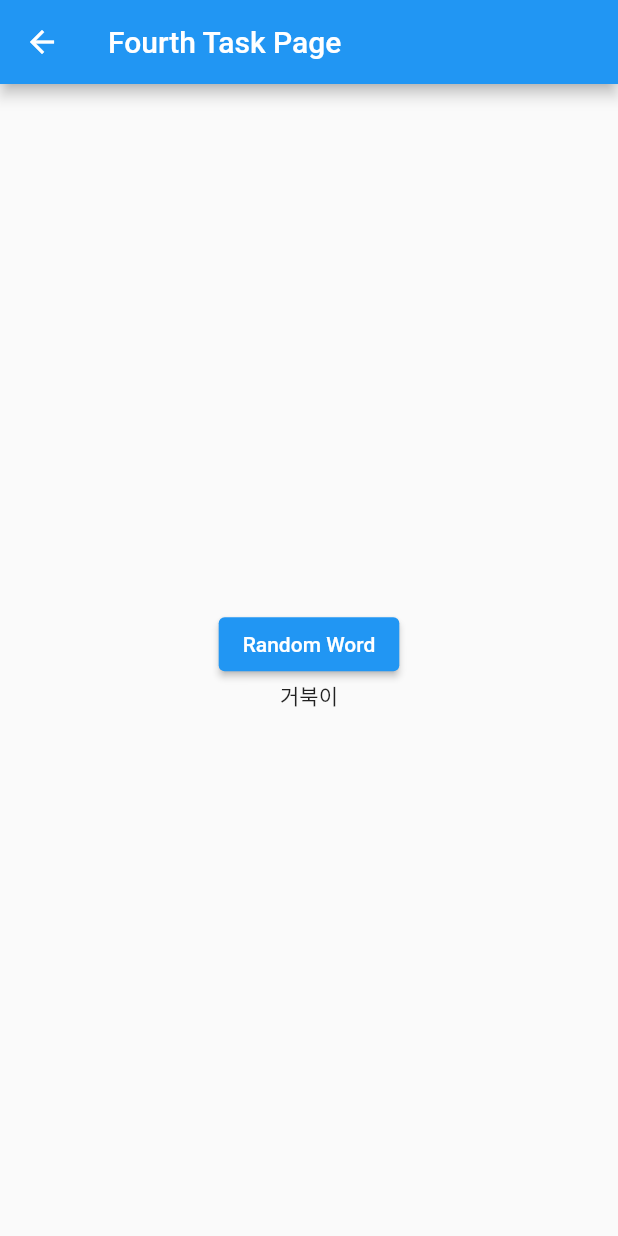
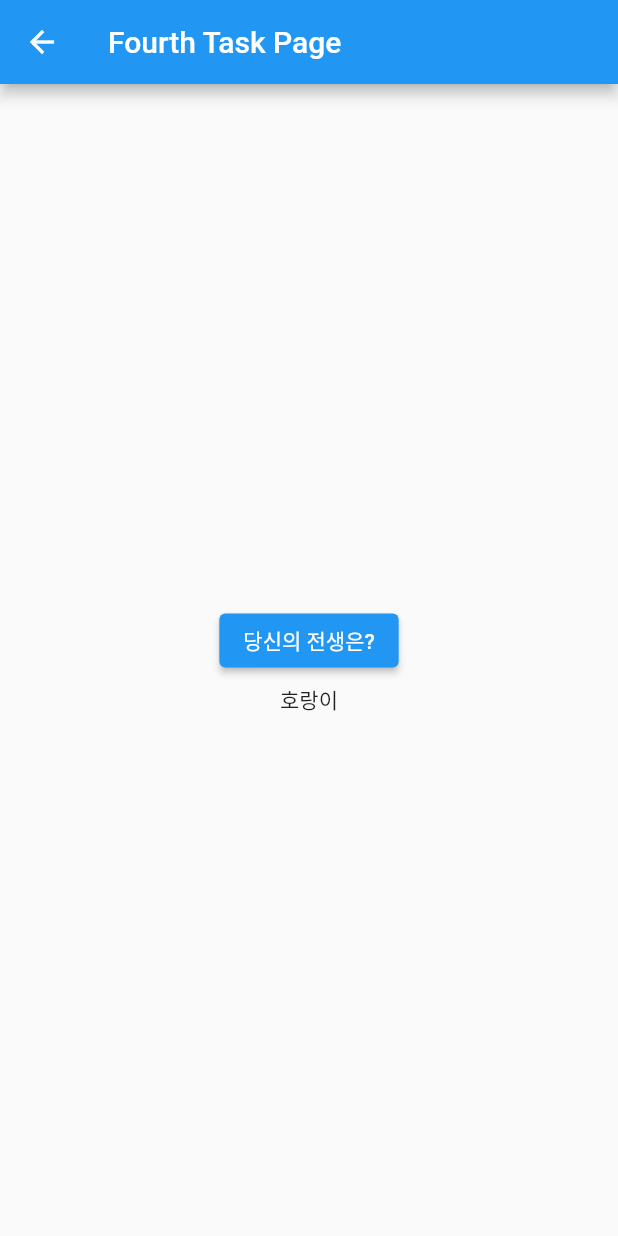
Before and after one commit to wyongjae/late_counter_prac, a Flutter app: the screen it shows after launch, after a tap on "Go to Fourth Task Page", on a phone screen of 412 x 824 dp. Run offline on Flutter 3.47's test engine with Material 2 defaults, Android fonts, the phone set to English and light mode, and no system bars.

Commit message:
Feat random word create

```diff
--- a/lib/main.dart
+++ b/lib/main.dart
@@ -1,6 +1,7 @@
 import 'package:flutter/material.dart';
 import 'package:late_conter_prac/counter_page.dart';
 import 'package:late_conter_prac/pages.dart';
+import 'package:late_conter_prac/task/fourth_task.dart';
 
 void main() {
   runApp(const MyApp());
--- a/lib/task/fourth_task.dart
+++ b/lib/task/fourth_task.dart
@@ -1,5 +1,5 @@
-import 'package:collection/collection.dart';
 import 'package:flutter/material.dart';
+import 'package:late_conter_prac/util/random.dart';
 
 class FourthTaskPage extends StatefulWidget {
   const FourthTaskPage({Key? key}) : super(key: key);
@@ -9,33 +9,59 @@ class FourthTaskPage extends StatefulWidget {
 }
 
 class _FourthTaskPageState extends State<FourthTaskPage> {
-  var wordList = ['토끼', '거북이', '호랑이', '사자'];
   bool isLoading = false;
+
+  final List<String> results = [
+    '호랑이',
+    '멍멍이',
+    '고양이',
+    '인간',
+  ];
 
   @override
   Widget build(BuildContext context) {
-
     return Scaffold(
       appBar: AppBar(
         title: const Text('Fourth Task Page'),
       ),
       body: Center(
         child: Column(
-          crossAxisAlignment: CrossAxisAlignment.center,
           mainAxisAlignment: MainAxisAlignment.center,
           children: [
             ElevatedButton(
-              onPressed: ()  {
-                setState(() {
-
-                });
-              },
-              child: const Text('Random Word'),
+                onPressed: ()  {
+                   task();
+                },
+                child: const Text('당신의 전생은?')),
+            const SizedBox(
+              height: 5,
             ),
-            Text(wordList.sample(1).single),
+            _buildResult(),
           ],
         ),
       ),
     );
   }
+
+  Widget _buildResult() {
+    if (isLoading == true) {
+      return const CircularProgressIndicator();
+    }
+
+    int number = getRandomNumber(3);
+
+    return Text(results[number]);
+  }
+
+  Future<void> task() async {
+    setState(() {
+      isLoading = true;
+    });
+
+    await Future.delayed(const Duration(seconds: 3));
+
+    setState(() {
+      isLoading = false;
+    });
+  }
 }
--- /dev/null
+++ b/lib/util/random.dart
@@ -0,0 +1,5 @@
+import 'dart:math';
+
+int getRandomNumber (int max) {
+  return  Random().nextInt(max + 1);
+}
```
